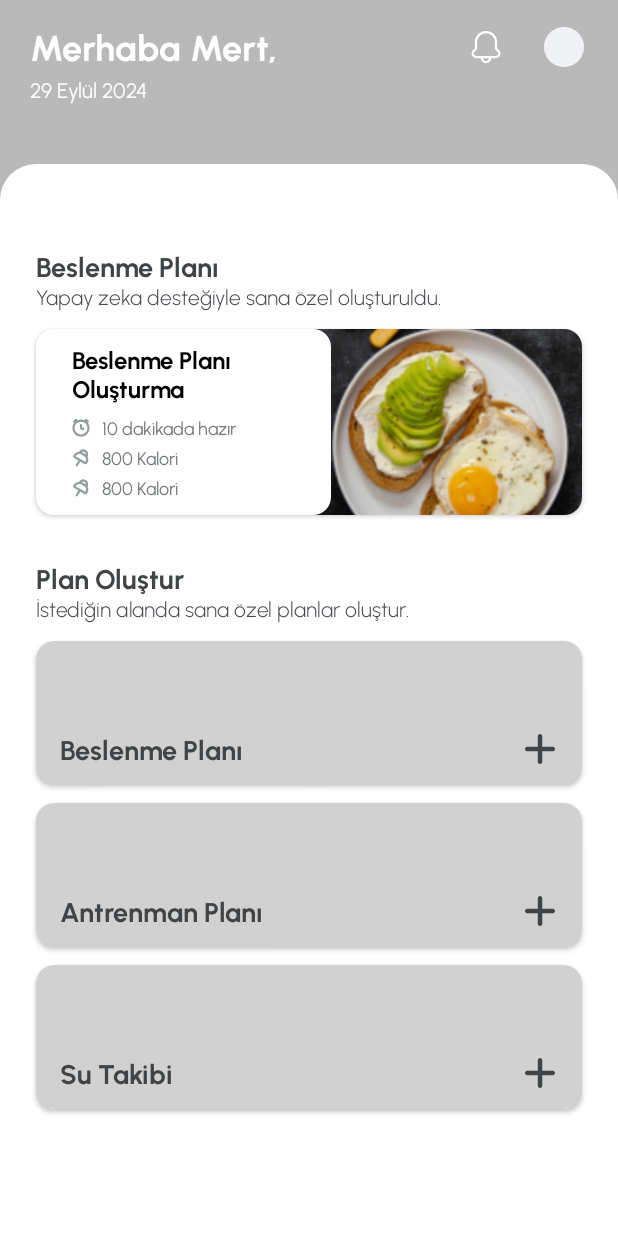
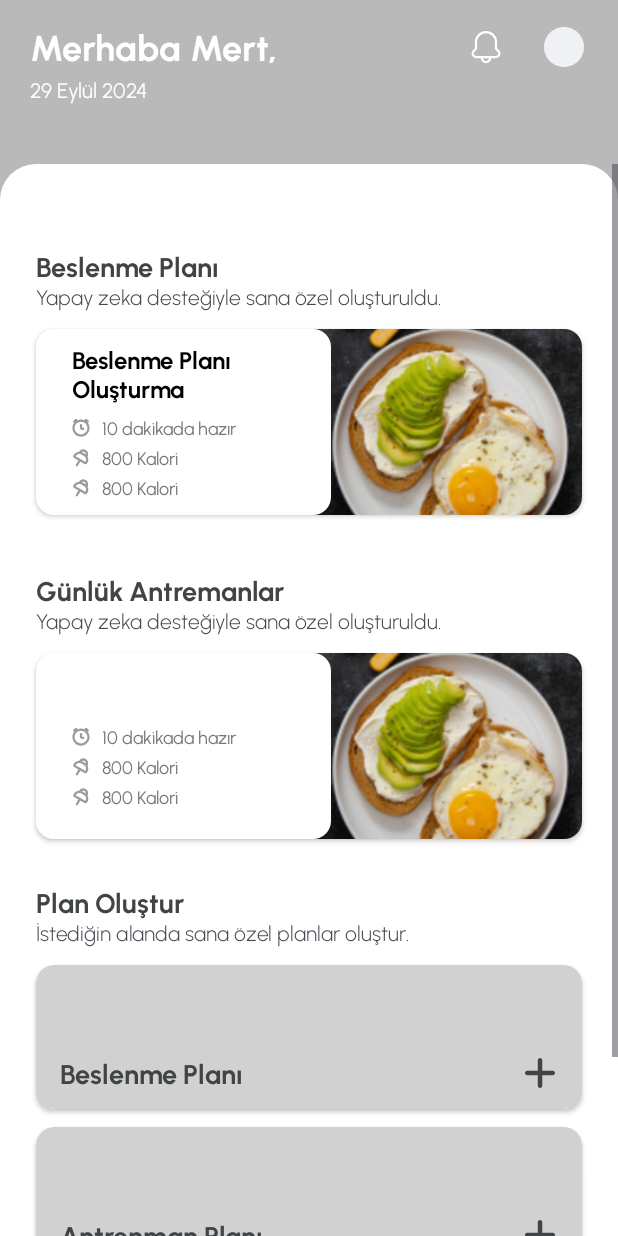
Before and after one commit to meetOzan/FitAI, an Android app: the HomeFragment screen opened through its navigation route, on a phone screen of 412 x 824 dp. Run offline under Robolectric (Android 15) with nearby library versions, the phone set to English and light mode, and no system bars.

Commit message:
training plan item added.

```diff
--- a/app/src/main/res/layout/card_plan_item.xml
+++ b/app/src/main/res/layout/card_plan_item.xml
@@ -70,6 +70,7 @@
                     android:src="@drawable/time_circle" />
 
                 <TextView
+                    android:id="@+id/firstTv"
                     android:layout_width="wrap_content"
                     android:layout_height="wrap_content"
                     android:layout_marginStart="8dp"
@@ -91,6 +92,7 @@
                     android:src="@drawable/linear_pin" />
 
                 <TextView
+                    android:id="@+id/secondTv"
                     android:layout_width="wrap_content"
                     android:layout_height="wrap_content"
                     android:layout_marginStart="8dp"
@@ -107,11 +109,13 @@
                 android:gravity="center_vertical">
 
                 <ImageView
+                    android:id="@+id/thirdIcon"
                     android:layout_width="@dimen/_12dp"
                     android:layout_height="@dimen/_12dp"
                     android:src="@drawable/linear_pin" />
 
                 <TextView
+                    android:id="@+id/thirdTv"
                     android:layout_width="wrap_content"
                     android:layout_height="wrap_content"
                     android:layout_marginStart="8dp"
--- a/app/src/main/res/layout/fragment_home.xml
+++ b/app/src/main/res/layout/fragment_home.xml
@@ -99,7 +99,7 @@
                 android:layout_height="wrap_content"
                 android:layout_marginTop="@dimen/_32dp"
                 android:orientation="vertical"
-                app:layout_constraintBottom_toTopOf="@+id/tv_create_plan"
+                app:layout_constraintBottom_toTopOf="@+id/ll_create_training_plan"
                 app:layout_constraintEnd_toEndOf="parent"
                 app:layout_constraintHorizontal_bias="0.0"
                 app:layout_constraintStart_toStartOf="parent"
@@ -138,6 +138,51 @@
 
             </LinearLayout>
 
+            <LinearLayout
+                android:id="@+id/ll_create_training_plan"
+                android:layout_width="match_parent"
+                android:layout_height="wrap_content"
+                android:layout_marginTop="@dimen/_32dp"
+                android:orientation="vertical"
+                app:layout_constraintBottom_toTopOf="@+id/tv_create_plan"
+                app:layout_constraintEnd_toEndOf="parent"
+                app:layout_constraintHorizontal_bias="0.0"
+                app:layout_constraintStart_toStartOf="parent"
+                app:layout_constraintTop_toBottomOf="@+id/ll_create_plan">
+
+                <TextView
+                    android:id="@+id/tv_training_plan_title"
+                    android:layout_width="wrap_content"
+                    android:layout_height="wrap_content"
+                    android:layout_marginStart="@dimen/_24dp"
+                    android:fontFamily="@font/urbanist_bold"
+                    android:text="@string/daily_training"
+                    android:textColor="@color/dark_grey_2"
+                    android:textSize="@dimen/_18sp" />
+
+                <TextView
+                    android:id="@+id/tv_training_description"
+                    android:layout_width="wrap_content"
+                    android:layout_height="wrap_content"
+                    android:layout_marginStart="@dimen/_24dp"
+                    android:fontFamily="@font/urbanist_light"
+                    android:text="@string/created_for_you_powered_ai"
+                    android:textSize="@dimen/_14sp" />
+
+                <include
+                    android:id="@+id/include_training_item"
+                    layout="@layout/card_plan_item"
+                    android:layout_width="match_parent"
+                    android:layout_height="wrap_content"
+                    android:layout_marginHorizontal="@dimen/_24dp"
+                    android:layout_marginTop="@dimen/_12dp"
+                    android:layout_marginBottom="@dimen/_6dp"
+                    app:layout_constraintEnd_toEndOf="parent"
+                    app:layout_constraintStart_toStartOf="parent"
+                    app:layout_constraintTop_toBottomOf="@id/tv_create_plan_description" />
+
+            </LinearLayout>
+
             <TextView
                 android:id="@+id/tv_create_plan"
                 android:layout_width="wrap_content"
@@ -148,7 +193,7 @@
                 android:textSize="@dimen/_18sp"
                 android:textColor="@color/dark_grey_2"
                 app:layout_constraintStart_toStartOf="parent"
-                app:layout_constraintTop_toBottomOf="@id/ll_create_plan" />
+                app:layout_constraintTop_toBottomOf="@id/ll_create_training_plan" />
 
             <TextView
                 android:id="@+id/tv_create_plan_description"
--- a/app/src/main/res/navigation/main_nav_graph.xml
+++ b/app/src/main/res/navigation/main_nav_graph.xml
@@ -32,6 +32,9 @@
         <action
             android:id="@+id/action_homeFragment_to_nutritionFragment"
             app:destination="@id/nutritionFragment" />
+        <action
+            android:id="@+id/action_homeFragment_to_trainingFragment"
+            app:destination="@id/trainingFragment" />
     </fragment>
     <fragment
         android:id="@+id/nutritionFragment"
@@ -42,4 +45,13 @@
             android:id="@+id/action_nutritionFragment_to_homeFragment"
             app:destination="@id/homeFragment" />
     </fragment>
+    <fragment
+        android:id="@+id/trainingFragment"
+        android:name="com.mobven.fitai.home.training.TrainingFragment"
+        android:label="fragment_training"
+        tools:layout="@layout/fragment_training" >
+        <action
+            android:id="@+id/action_trainingFragment_to_homeFragment"
+            app:destination="@id/homeFragment" />
+    </fragment>
 </navigation>
--- a/app/src/main/res/values/strings.xml
+++ b/app/src/main/res/values/strings.xml
@@ -118,6 +118,7 @@
     <string name="create_plan">Plan Oluştur</string>
     <string name="create_plan_description">İstediğin alanda sana özel planlar oluştur.</string>
     <string name="nutrition_plan">Beslenme Planı</string>
+    <string name="daily_training">Günlük Antremanlar</string>
     <string name="add_plan_button">add_plan_button</string>
     <string name="training_plan_add">Antrenman Planı</string>
     <string name="water_tracking_add">Su Takibi</string>
```
Also changed, not shown: app/src/main/res/layout/fragment_training.xml (added, +35 -0 lines), app/src/main/res/drawable/training_plan_item.jpg (added).
